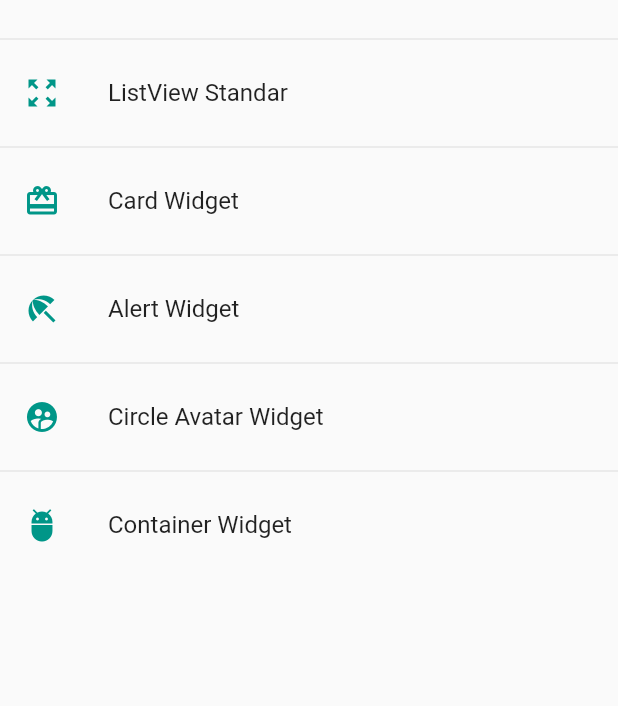
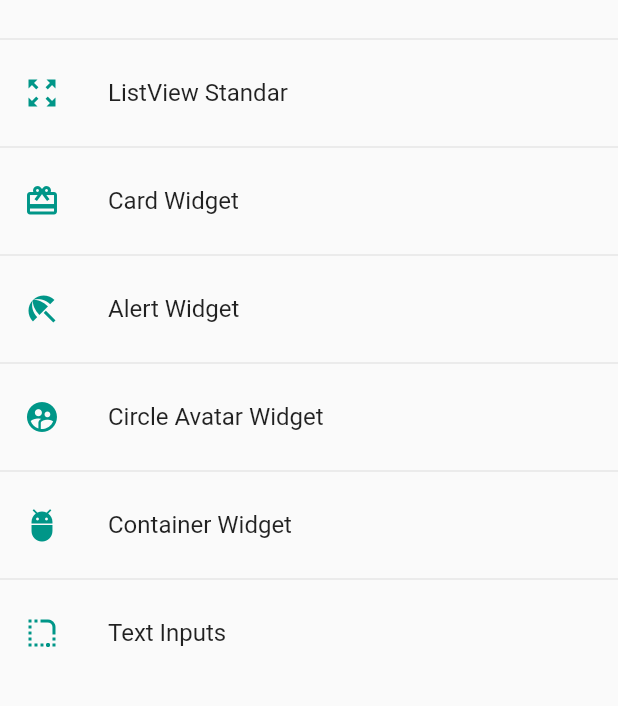
Before and after one commit to alexglzrys/flutter-widgets, a Flutter app: the screen it shows after launch, on a phone screen of 412 x 824 dp, the part 141-847 px from its top. Run offline on Flutter 3.47's test engine with Material 2 defaults, Android fonts, the phone set to English and light mode, and no system bars.

Commit message:
TextFormFields

```diff
--- a/lib/router/app_routes.dart
+++ b/lib/router/app_routes.dart
@@ -45,7 +45,12 @@ class AppRoutes {
         route: 'container-animated',
         name: 'Container Widget',
         screen: ContainerAnimatedScreen(),
-        icon: Icons.adb_rounded)
+        icon: Icons.adb_rounded),
+    MenuOption(
+        route: 'inputs',
+        name: 'Text Inputs',
+        screen: InputsScreen(),
+        icon: Icons.rounded_corner)
   ];
 
   /*static Map<String, Widget Function(BuildContext)> routes = {
--- a/lib/screens/screens.dart
+++ b/lib/screens/screens.dart
@@ -16,3 +16,4 @@ export 'package:componentes_app/screens/card_screen.dart';
 
 export 'package:componentes_app/screens/avatar_screen.dart';
 export 'package:componentes_app/screens/container_animated_screen.dart';
+export 'package:componentes_app/screens/inputs_screen.dart';
```
Also changed, not shown: lib/screens/inputs_screen.dart (added, +55 -0 lines).
